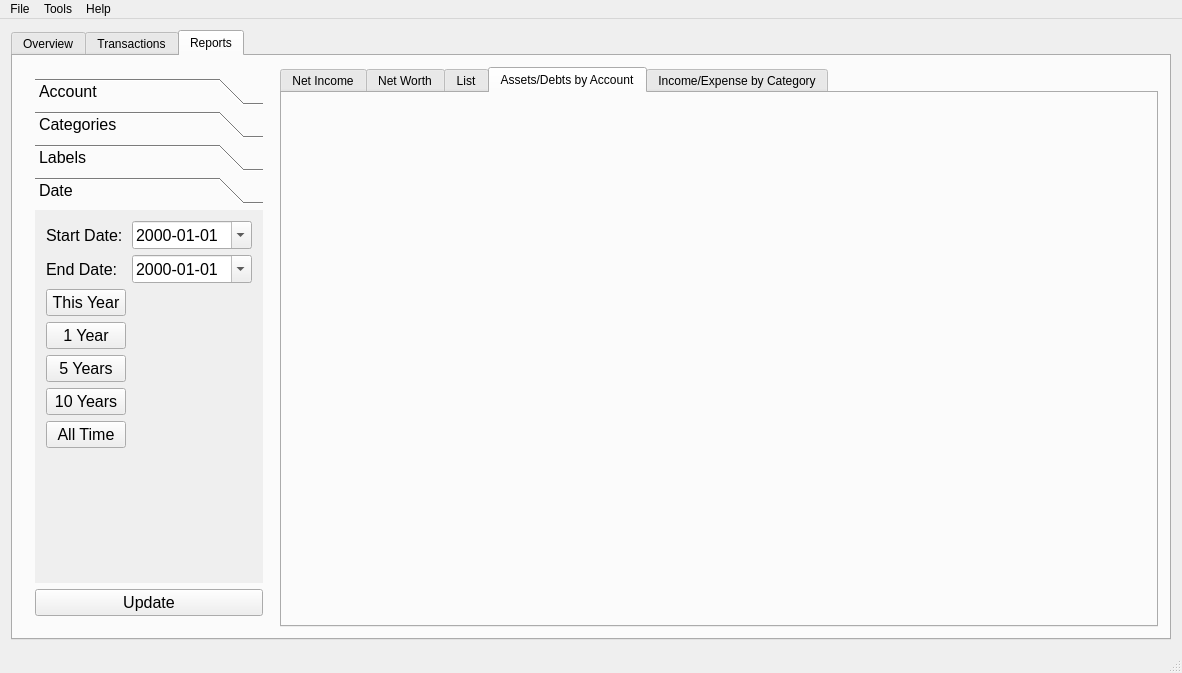
tallest4eva/qt-TransactionManager, file transactionmanager.ui: the form before one commit.
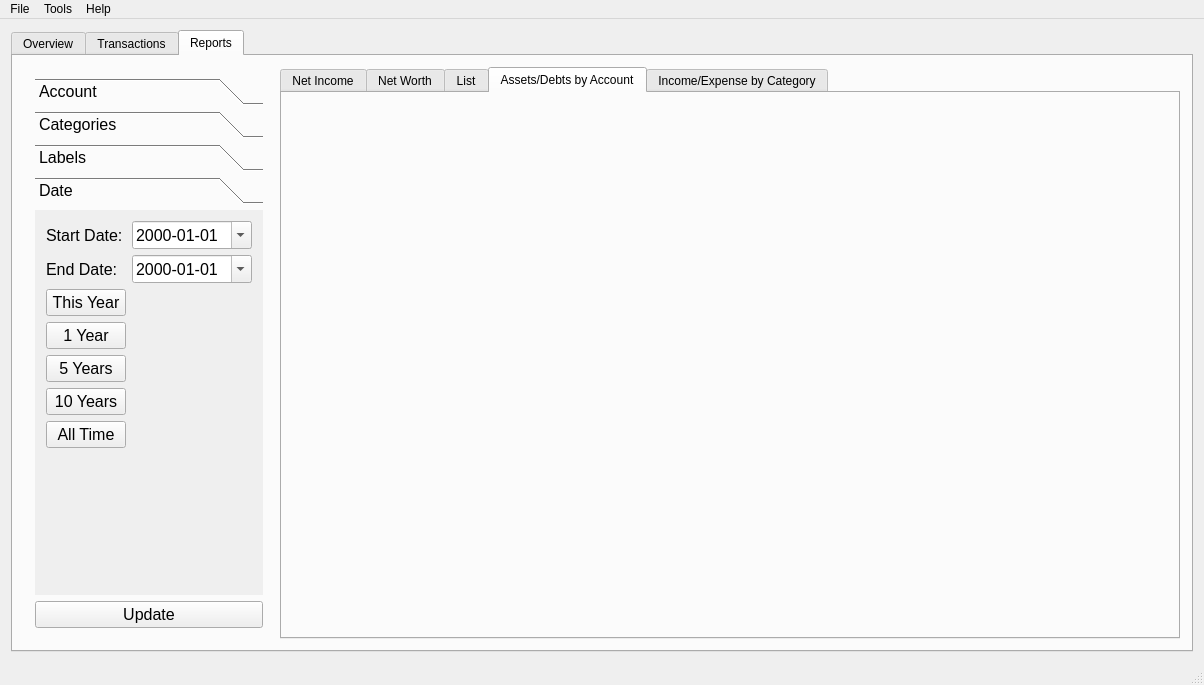
The form after the commit. The open tabs and pages were chosen to show the change.

Commit message:
Add Pie Chart List Model class
Add Pie Chart List Model class.
Disable logging to improve performance.

Type: New Feature

What changed in the file:
```diff
--- a/transactionmanager.ui
+++ b/transactionmanager.ui
@@ -6,8 +6,8 @@
    <rect>
     <x>0</x>
     <y>0</y>
-    <width>1182</width>
-    <height>673</height>
+    <width>1204</width>
+    <height>685</height>
    </rect>
   </property>
   <property name="windowTitle">
@@ -721,7 +721,7 @@
                 <x>0</x>
                 <y>0</y>
                 <width>232</width>
-                <height>393</height>
+                <height>405</height>
                </rect>
               </property>
               <attribute name="label">
@@ -894,6 +894,7 @@
            <attribute name="toolTip">
             <string>Assets/Debts Pie Chart by Account</string>
            </attribute>
+           <layout class="QHBoxLayout" name="horizontalLayout_9"/>
           </widget>
           <widget class="QWidget" name="reportCategoryTab">
            <attribute name="title">
@@ -916,7 +917,7 @@
     <rect>
      <x>0</x>
      <y>0</y>
-     <width>1182</width>
+     <width>1204</width>
      <height>18</height>
     </rect>
    </property>
```
Left out of the diff: 3 changed lines with no effect on the pictures. The commit also changes 20 other files.
